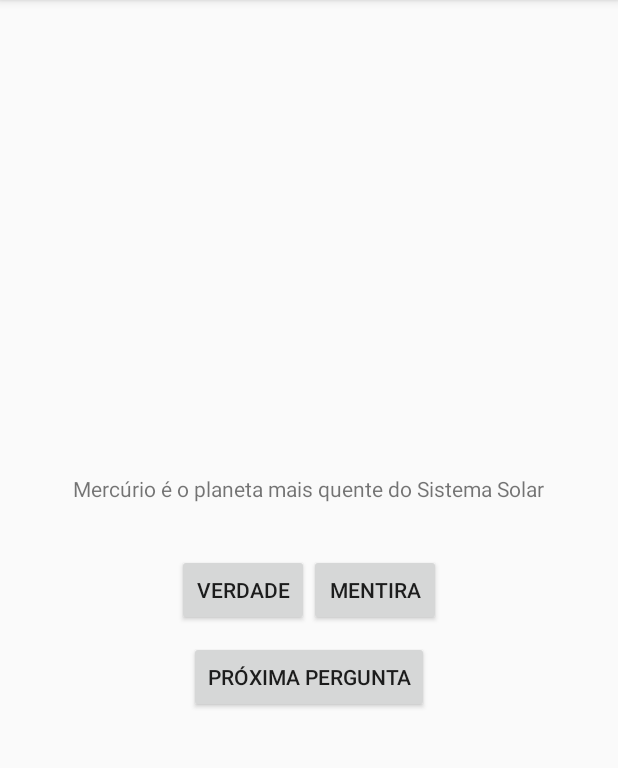
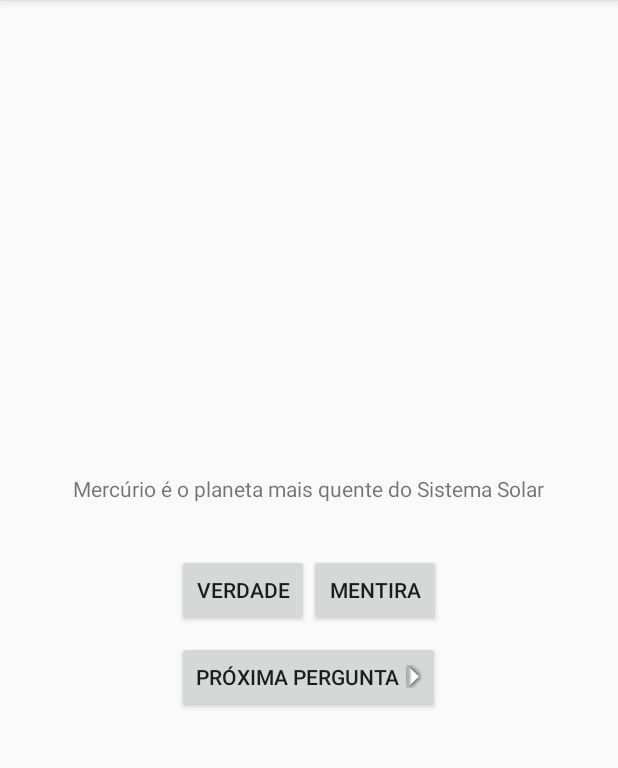
Before and after one commit to Tesla-J/Sinapse-Quiz-Fanmade, an Android app: the screen it shows after launch (MainActivity), after a tap on "MENTIRA", on a phone screen of 412 x 824 dp, the part 84-852 px from its top. Run offline under Robolectric (Android 15) with nearby library versions, the phone set to English and light mode, and no system bars.

```diff
--- a/app/src/main/java/com/marcos/sinapsequiz/MainActivity.java
+++ b/app/src/main/java/com/marcos/sinapsequiz/MainActivity.java
@@ -38,9 +38,23 @@ public class MainActivity extends AppCompatActivity {
 
     private int mCurrentIndex = 0;
 
+    //metodos
     private void actualizarPergunta(){
         int pergunta = mListaDePerguntas[mCurrentIndex].getQuestao();
         mTextViewPergunta.setText(pergunta);
+    }
+
+    private void checarResposta(boolean respostaUsuario){
+        boolean respostaCerta = mListaDePerguntas[mCurrentIndex].isQuestaoVerdadeira();
+        int idMensagem;
+
+        if(respostaUsuario == respostaCerta) {
+            idMensagem = R.string.correct_answer;
+        } else {
+            idMensagem = R.string.incorrect_answer;
+        }
+
+        Toast.makeText(MainActivity.this, idMensagem, Toast.LENGTH_SHORT).show();
     }
 
     @Override
@@ -55,7 +69,7 @@ public class MainActivity extends AppCompatActivity {
         mBotaoMentira.setOnClickListener(new View.OnClickListener(){
             @Override
             public void onClick(View v){
-                Toast.makeText(MainActivity.this, R.string.correct_answer, Toast.LENGTH_SHORT).show();
+                checarResposta(false);
             }
         });
 
@@ -63,7 +77,7 @@ public class MainActivity extends AppCompatActivity {
         mBotaoVerdade.setOnClickListener(new View.OnClickListener(){
             @Override
             public void onClick(View v){
-                Toast.makeText(MainActivity.this, R.string.incorrect_answer, Toast.LENGTH_SHORT).show();
+                checarResposta(true);
             }
         });
 
--- a/app/src/main/res/layout/activity_main.xml
+++ b/app/src/main/res/layout/activity_main.xml
@@ -43,6 +43,9 @@
         android:layout_width="wrap_content"
         android:layout_height="wrap_content"
         android:text="@string/botao_next"
+        android:drawableRight="@mipmap/arrow_right"
+        android:drawablePadding="4dp"
+        android:drawableEnd="@mipmap/arrow_right"
         />
 
 </LinearLayout>
```
Also changed, not shown: app/src/main/res/mipmap-hdpi/arrow_left.png (added), app/src/main/res/mipmap-hdpi/arrow_right.png (added), app/src/main/res/mipmap-hdpi/ic_launcher.png, app/src/main/res/mipmap-mdpi/arrow_left.png (added), app/src/main/res/mipmap-mdpi/arrow_right.png (added), app/src/main/res/mipmap-mdpi/ic_launcher.png, app/src/main/res/mipmap-xhdpi/arrow_left.png (added), app/src/main/res/mipmap-xhdpi/arrow_right.png (added), app/src/main/res/mipmap-xhdpi/ic_launcher.png.
